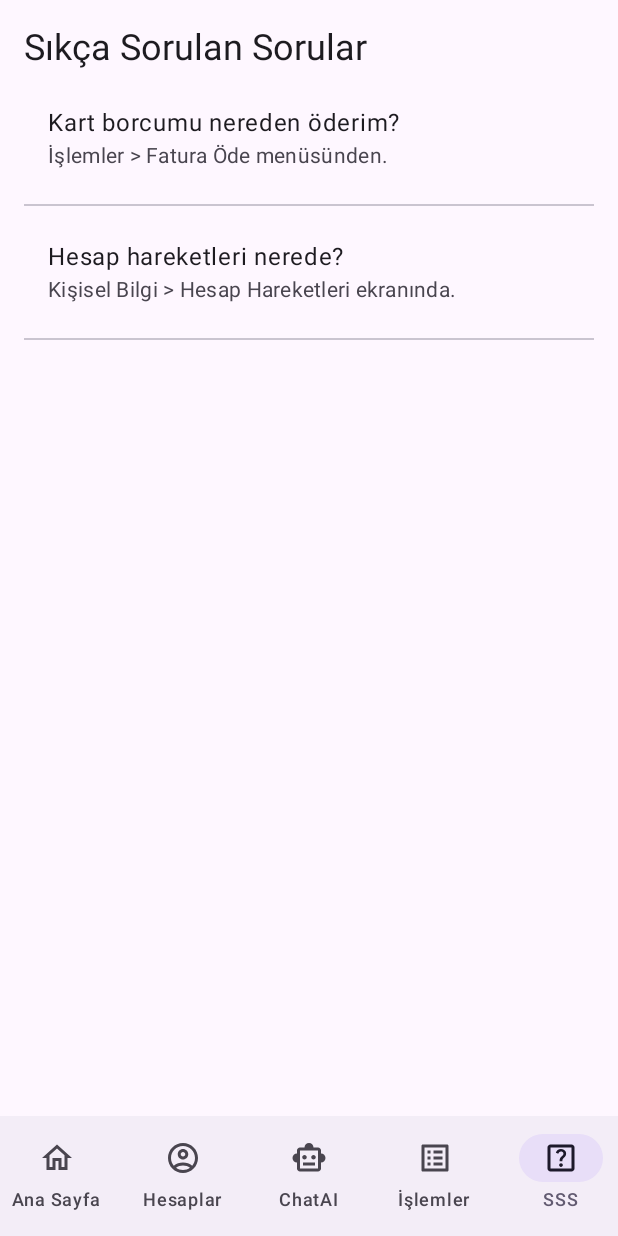
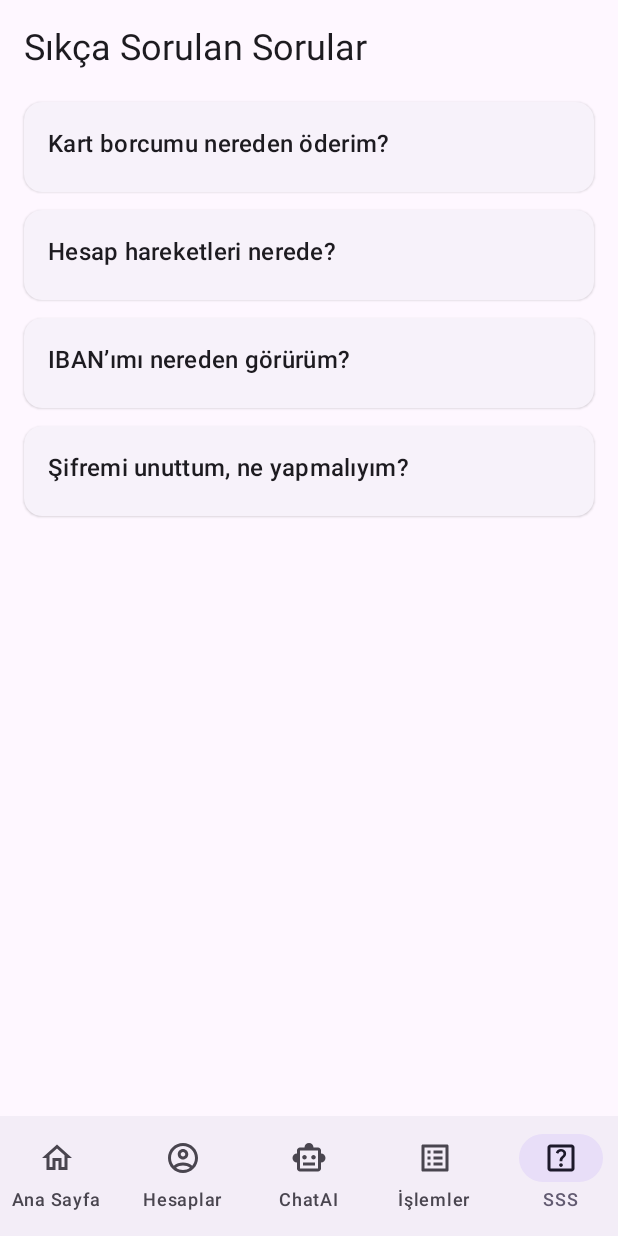
Before and after one commit to malikr01/InterChatAPP, an Android app built with Jetpack Compose: the FaqScreen screen opened through its navigation route, on a phone screen of 412 x 824 dp. Run offline under Robolectric (Android 15) with nearby library versions, the phone set to English and light mode, and no system bars.

Commit message:
sss düzeltildi

```diff
--- a/app/src/main/java/com/example/interchat/ui/screens/FaqScreen.kt
+++ b/app/src/main/java/com/example/interchat/ui/screens/FaqScreen.kt
@@ -1,28 +1,70 @@
 package com.example.interchat.ui.screens
 
+import androidx.compose.foundation.clickable
 import androidx.compose.foundation.layout.*
+import androidx.compose.foundation.lazy.LazyColumn
+import androidx.compose.foundation.lazy.items
 import androidx.compose.material3.*
-import androidx.compose.runtime.Composable
+import androidx.compose.runtime.*
 import androidx.compose.ui.Modifier
 import androidx.compose.ui.unit.dp
 
+data class FaqItem(val question: String, val answer: String)
+
+private val faqList = listOf(
+    FaqItem("Kart borcumu nereden öderim?", "İşlemler > Fatura Öde menüsünden."),
+    FaqItem("Hesap hareketleri nerede?", "Kişisel Bilgi > Hesap Hareketleri ekranında."),
+    FaqItem("IBAN’ımı nereden görürüm?", "Hesaplar > Hesap Detayı ekranında IBAN yer alır."),
+    FaqItem("Şifremi unuttum, ne yapmalıyım?", "Giriş ekranındaki ‘Şifremi Unuttum’ bağlantısından yeni şifre oluşturabilirsin.")
+)
+
 @Composable
 fun FaqScreen() {
+    var selected by remember { mutableStateOf<FaqItem?>(null) }
+
     Scaffold { pad ->
-        Column(
+        LazyColumn(
             modifier = Modifier
                 .padding(pad)
                 .fillMaxSize()
                 .padding(16.dp),
-            verticalArrangement = Arrangement.spacedBy(8.dp)
+            verticalArrangement = Arrangement.spacedBy(12.dp)
         ) {
-            Text("Sıkça Sorulan Sorular", style = MaterialTheme.typography.headlineSmall)
-            ListItem(headlineContent = { Text("Kart borcumu nereden öderim?") },
-                supportingContent = { Text("İşlemler > Fatura Öde menüsünden.") })
-            Divider()
-            ListItem(headlineContent = { Text("Hesap hareketleri nerede?") },
-                supportingContent = { Text("Kişisel Bilgi > Hesap Hareketleri ekranında.") })
-            Divider()
+            item {
+                Text(
+                    "Sıkça Sorulan Sorular",
+                    style = MaterialTheme.typography.headlineSmall
+                )
+                Spacer(Modifier.height(8.dp))
+            }
+
+            items(faqList) { faq ->
+                ElevatedCard(
+                    modifier = Modifier
+                        .fillMaxWidth()
+                        .clickable { selected = faq }
+                ) {
+                    Column(Modifier.padding(16.dp)) {
+                        Text(faq.question, style = MaterialTheme.typography.titleMedium)
+                        Spacer(Modifier.height(4.dp))
+                        //Text("Cevabı görmek için tıklayın", style = MaterialTheme.typography.bodySmall)
+                    }
+                }
+            }
+
+            item { Spacer(Modifier.height(24.dp)) }
         }
     }
+
+    // Küçük pencere (AlertDialog)
+    if (selected != null) {
+        AlertDialog(
+            onDismissRequest = { selected = null },
+            title = { Text(selected!!.question) },
+            text = { Text(selected!!.answer) },
+            confirmButton = {
+                TextButton(onClick = { selected = null }) { Text("Tamam") }
+            }
+        )
+    }
 }
--- a/app/src/main/java/com/example/interchat/ui/screens/HomeScreen.kt
+++ b/app/src/main/java/com/example/interchat/ui/screens/HomeScreen.kt
@@ -45,7 +45,7 @@ fun HomeScreen(
                 .fillMaxSize(),
             contentAlignment = Alignment.Center
         ) {
-            Text("Hoş geldin! (Home)")
+            Text("Hoş geldin! (çok yakında)")
         }
     }
 }
```
